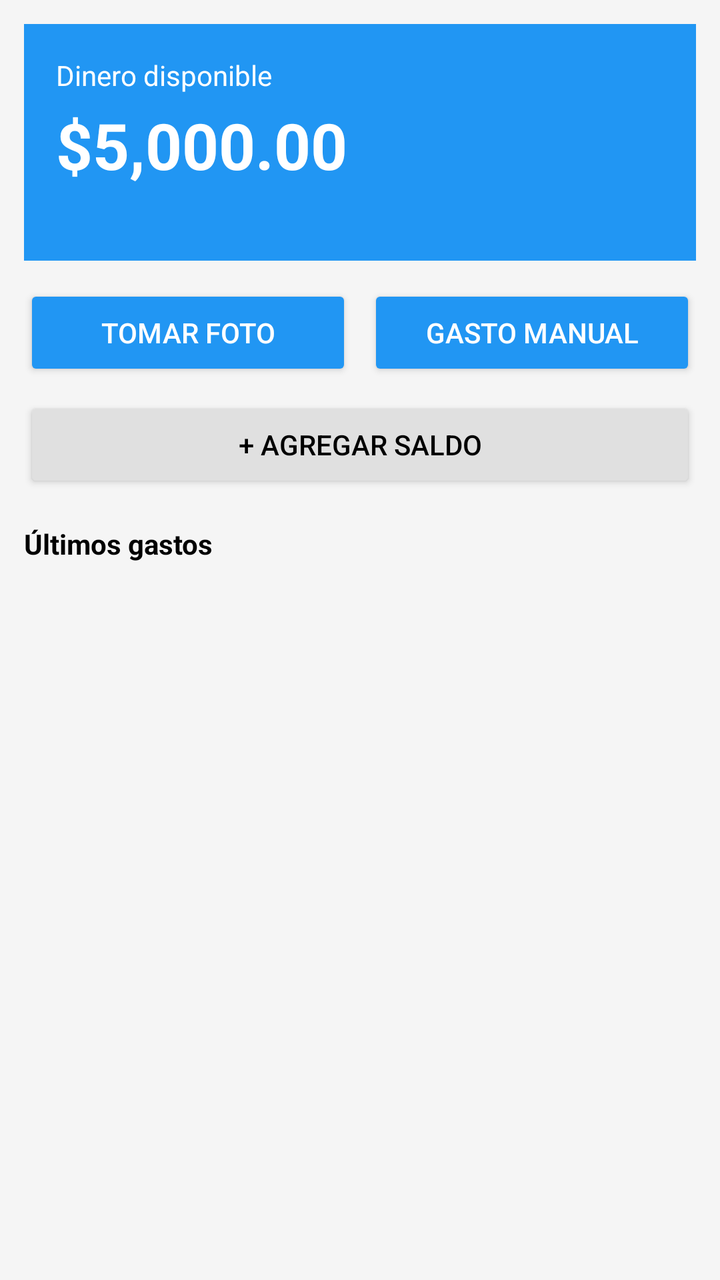
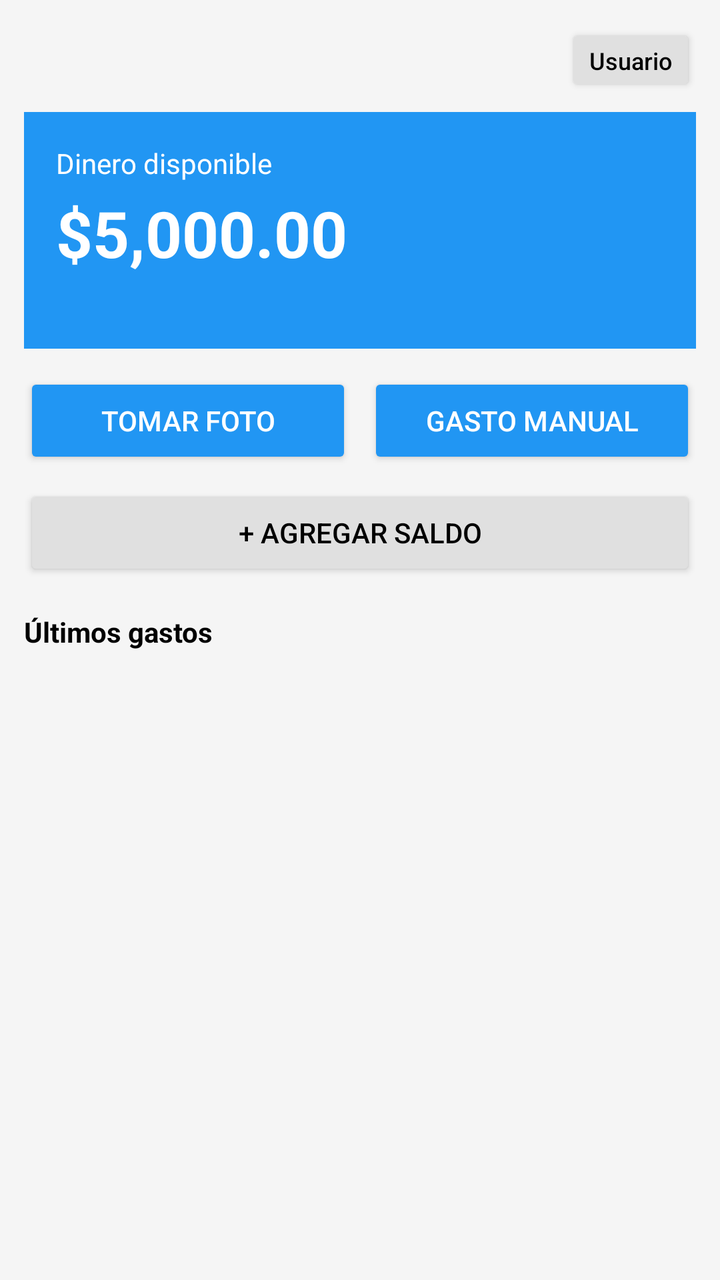

An Android layout rendered at two revisions. The XML below is the earlier revision; the diff shows what the commit changed to produce the second picture.
<!-- AndroidManifest.xml: application theme Theme.PocketTicket -->
<!-- res/layout/activity_main.xml -->
<?xml version="1.0" encoding="utf-8"?>
<LinearLayout xmlns:android="http://schemas.android.com/apk/res/android"
    android:layout_width="match_parent"
    android:layout_height="match_parent"
    android:background="@color/gris_fondo"
    android:orientation="vertical"
    android:padding="12dp">

    <LinearLayout
        android:layout_width="match_parent"
        android:layout_height="wrap_content"
        android:background="@color/azul"
        android:orientation="vertical"
        android:padding="16dp">

        <TextView
            android:layout_width="wrap_content"
            android:layout_height="wrap_content"
            android:text="@string/saldo_titulo"
            android:textColor="@color/blanco"
            android:textSize="14sp" />

        <TextView
            android:id="@+id/tvSaldo"
            android:layout_width="wrap_content"
            android:layout_height="wrap_content"
            android:layout_marginTop="4dp"
            android:text="@string/saldo_inicial"
            android:textColor="@color/blanco"
            android:textSize="32sp"
            android:textStyle="bold" />

        <TextView
            android:id="@+id/tvResumen"
            android:layout_width="wrap_content"
            android:layout_height="wrap_content"
            android:layout_marginTop="4dp"
            android:textColor="@color/blanco"
            android:textSize="12sp" />
    </LinearLayout>

    <LinearLayout
        android:layout_width="match_parent"
        android:layout_height="wrap_content"
        android:layout_marginTop="12dp"
        android:orientation="horizontal">

        <Button
            android:id="@+id/btnTomarFoto"
            android:layout_width="0dp"
            android:layout_height="wrap_content"
            android:layout_weight="1"
            android:backgroundTint="@color/azul"
            android:text="@string/boton_tomar_foto"
            android:textColor="@color/blanco" />

        <Button
            android:id="@+id/btnGastoManual"
            android:layout_width="0dp"
            android:layout_height="wrap_content"
            android:layout_marginStart="8dp"
            android:layout_weight="1"
            android:backgroundTint="@color/azul"
            android:text="@string/boton_gasto_manual"
            android:textColor="@color/blanco" />
    </LinearLayout>

    <Button
        android:id="@+id/btnAgregarSaldo"
        android:layout_width="match_parent"
        android:layout_height="wrap_content"
        android:layout_marginTop="8dp"
        android:backgroundTint="@color/gris_claro"
        android:text="@string/boton_agregar_saldo"
        android:textColor="@color/negro" />

    <TextView
        android:layout_width="wrap_content"
        android:layout_height="wrap_content"
        android:layout_marginTop="16dp"
        android:layout_marginBottom="6dp"
        android:text="@string/titulo_ultimos_gastos"
        android:textColor="@color/negro"
        android:textSize="14sp"
        android:textStyle="bold" />

    <FrameLayout
        android:layout_width="match_parent"
        android:layout_height="0dp"
        android:layout_weight="1">

        <androidx.recyclerview.widget.RecyclerView
            android:id="@+id/rvGastos"
            android:layout_width="match_parent"
            android:layout_height="match_parent" />

        <TextView
            android:id="@+id/tvSinGastos"
            android:layout_width="match_parent"
            android:layout_height="wrap_content"
            android:layout_gravity="center"
            android:gravity="center"
            android:padding="16dp"
            android:text="@string/sin_gastos"
            android:textColor="@color/gris_texto"
            android:textSize="14sp"
            android:visibility="gone" />
    </FrameLayout>

</LinearLayout>
<!-- resources referenced by this layout -->
<resources>
  <color name="azul">#2196F3</color>
  <color name="blanco">#FFFFFF</color>
  <color name="gris_claro">#E0E0E0</color>
  <color name="gris_fondo">#F5F5F5</color>
  <color name="gris_texto">#757575</color>
  <color name="negro">#000000</color>
  <string name="boton_agregar_saldo">+ Agregar saldo</string>
  <string name="boton_gasto_manual">Gasto manual</string>
  <string name="boton_tomar_foto">Tomar foto</string>
  <string name="saldo_inicial">$5,000.00</string>
  <string name="saldo_titulo">Dinero disponible</string>
  <string name="sin_gastos">Aún no hay gastos registrados.</string>
  <string name="titulo_ultimos_gastos">Últimos gastos</string>
  <style name="Theme.PocketTicket" parent="Theme.AppCompat.Light.NoActionBar">
          <item name="colorPrimary">@color/azul</item>
          <item name="colorPrimaryDark">@color/azul_oscuro</item>
          <item name="colorAccent">@color/azul</item>
          <item name="android:windowBackground">@color/blanco</item>
          <item name="android:statusBarColor">@color/azul_oscuro</item>
      </style>
  <color name="azul_oscuro">#1976D2</color>
</resources>

<!-- the commit's change to res/layout/activity_main.xml (unified diff, before → after) -->
@@ -9,6 +9,31 @@
     <LinearLayout
         android:layout_width="match_parent"
         android:layout_height="wrap_content"
+        android:gravity="end"
+        android:orientation="horizontal">
+
+        <Button
+            android:id="@+id/btnUsuarios"
+            android:layout_width="wrap_content"
+            android:layout_height="36dp"
+            android:backgroundTint="@color/gris_claro"
+            android:ellipsize="end"
+            android:maxWidth="240dp"
+            android:minWidth="0dp"
+            android:minHeight="0dp"
+            android:paddingStart="12dp"
+            android:paddingEnd="12dp"
+            android:singleLine="true"
+            android:text="@string/usuario_boton_inicial"
+            android:textAllCaps="false"
+            android:textColor="@color/negro"
+            android:textSize="12sp" />
+    </LinearLayout>
+
+    <LinearLayout
+        android:layout_width="match_parent"
+        android:layout_height="wrap_content"
+        android:layout_marginTop="8dp"
         android:background="@color/azul"
         android:orientation="vertical"
         android:padding="16dp">
<!-- resource entries referenced after the edit -->
@@ -13,6 +13,7 @@
   <string name="saldo_titulo">Dinero disponible</string>
   <string name="sin_gastos">Aún no hay gastos registrados.</string>
   <string name="titulo_ultimos_gastos">Últimos gastos</string>
+  <string name="usuario_boton_inicial">Usuario</string>
   <style name="Theme.PocketTicket" parent="Theme.AppCompat.Light.NoActionBar">
           <item name="colorPrimary">@color/azul</item>
           <item name="colorPrimaryDark">@color/azul_oscuro</item>
